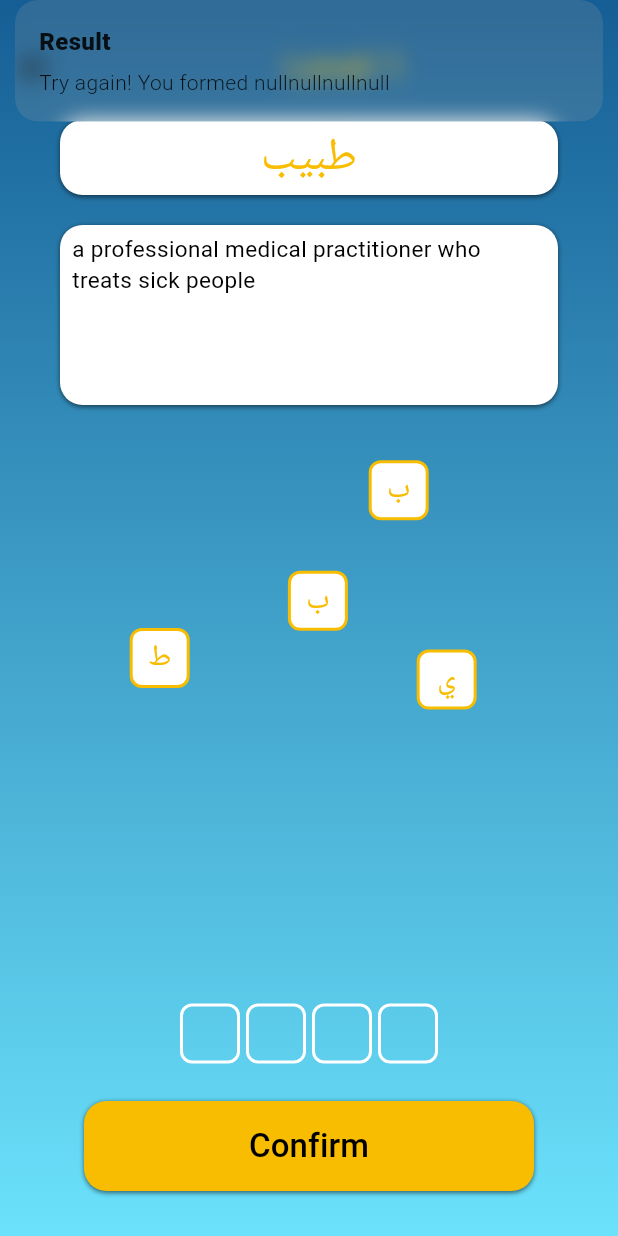
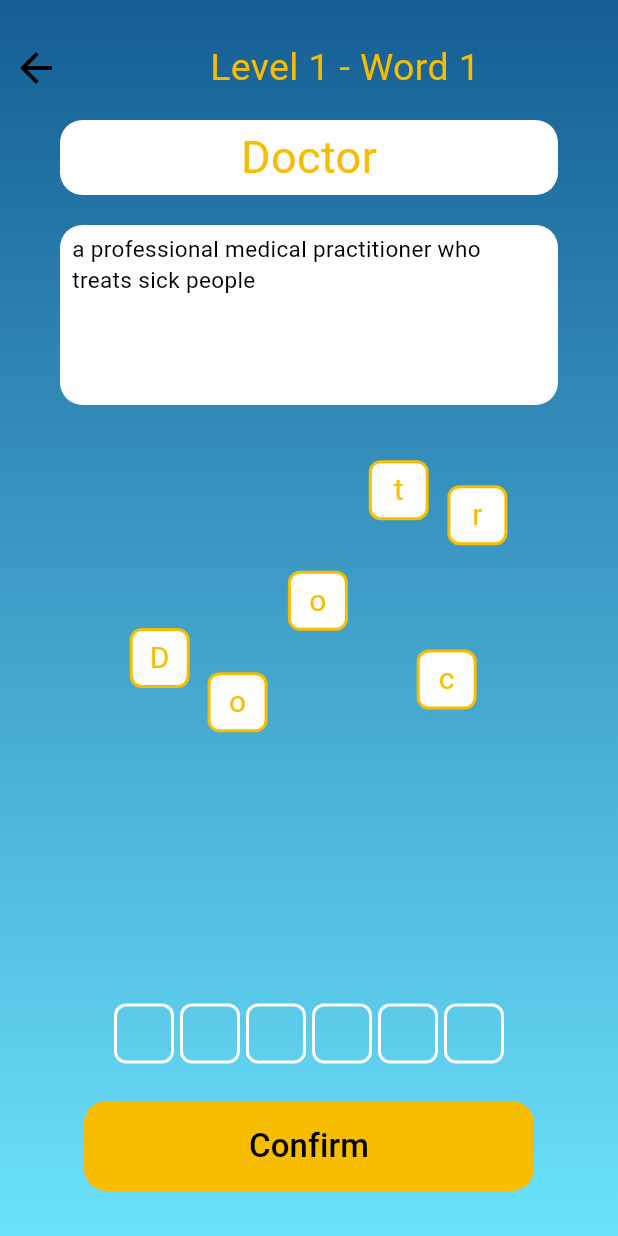
Before and after one commit to Yeezy97/word_search, a Flutter app: the WordGameScreen screen opened by its route, after a tap on "Confirm", on a phone screen of 412 x 824 dp. Run offline on Flutter 3.47's test engine with Material 3 defaults, Android fonts, the phone set to English and light mode, and no system bars; our stand-ins replace font_awesome_flutter, get.

Commit message:
font adjustments

```diff
--- a/lib/controllers/word_game_controller.dart
+++ b/lib/controllers/word_game_controller.dart
@@ -3,37 +3,61 @@ import 'package:flutter/material.dart';
 import 'package:get/get.dart';
 
 class WordGameController extends GetxController {
-  // The word to form.
-  final String word = 'طبيب';
+  // Define two levels (each level: 5 words)
+  final List<List<String>> levels = [
+    ['Doctor', 'Nurse', 'Hospital', 'Medicine', 'Patient'],
+    ['Stethoscope', 'Diagnosis', 'Pharmacy', 'Surgery', 'Ambulance'],
+  ];
 
-  // Dimensions for the letter containers.
+  // Track current level and current word index (both 0-based).
+  RxInt currentLevel = 0.obs;
+  RxInt currentWordIndex = 0.obs;
+
+  /// Convenience getter for the current word.
+  String get currentWord => levels[currentLevel.value][currentWordIndex.value];
+
+  // Dimensions for letter container.
   final double containerHeight = 210;
-  final double boxSize = 40; // smaller box size for both draggables & targets.
+  final double boxSize = 40;
   final double containerPadding = 8.0;
 
-  // Observable variables
-  // Holds the random positions for each letter
+  // Observables for draggable letters.
   RxList<Offset> letterPositions = <Offset>[].obs;
-  // Tracks if each letter has been placed (index-based)
   RxList<bool> isLetterPlaced = RxList<bool>();
-  // Contains the letters placed in the drop targets (null if not placed).
   RxList<String?> placedLetters = RxList<String?>();
+  // To remember which draggable (source index) was placed in each target.
+  RxList<int?> placedIndices = RxList<int?>();
+
+  // Observable to animate drag targets upon confirmation.
+  Rx<Color> targetBoxColor = Colors.transparent.obs;
+
+  // Flag to indicate the level has been completed.
+  RxBool levelCompleted = false.obs;
 
   @override
   void onInit() {
     super.onInit();
-    isLetterPlaced.value = List<bool>.filled(word.length, false);
-    placedLetters.value = List<String?>.filled(word.length, null);
+    initWord();
   }
 
-  /// Generates non-colliding random positions for the draggable letters.
+  /// Initializes the state for the current word.
+  void initWord() {
+    int len = currentWord.length;
+    isLetterPlaced.value = List<bool>.filled(len, false);
+    placedLetters.value = List<String?>.filled(len, null);
+    placedIndices.value = List<int?>.filled(len, null);
+    letterPositions.value = [];
+    levelCompleted.value = false;
+    targetBoxColor.value = Colors.transparent;
+  }
+
+  /// Generates non-colliding random positions for draggable letters.
   List<Offset> _generateNonCollidingPositions(
       int count,
       double containerWidth,
       double containerHeight,
       double boxSize,
-      double padding,
-      ) {
+      double padding) {
     List<Offset> positions = [];
     Random random = Random();
     double effectiveWidth = containerWidth - padding * 2;
@@ -56,10 +80,10 @@ class WordGameController extends GetxController {
     return positions;
   }
 
-  /// Call this method from your UI once you know the container's available width.
+  /// Generates letter positions for the current word.
   void generatePositions(double containerWidth) {
     letterPositions.value = _generateNonCollidingPositions(
-      word.length,
+      currentWord.length,
       containerWidth,
       containerHeight,
       boxSize,
@@ -67,33 +91,98 @@ class WordGameController extends GetxController {
     );
   }
 
-  /// Places a letter in the target slot.
+  /// Places a letter into a target slot.
   void placeLetter(int targetIndex, int sourceIndex) {
-    placedLetters[targetIndex] = word[sourceIndex];
+    placedLetters[targetIndex] = currentWord[sourceIndex];
+    placedIndices[targetIndex] = sourceIndex;
     isLetterPlaced[sourceIndex] = true;
     update();
   }
 
-  /// Returns the formed word.
-  String get formedWord => placedLetters.join();
-
-  /// Checks if the formed word matches the target word.
-  bool checkWord() {
-    return formedWord.toLowerCase() == word.toLowerCase();
+  /// Removes a letter from a target (e.g. on double tap).
+  void removeLetter(int targetIndex) {
+    int? sourceIndex = placedIndices[targetIndex];
+    if (sourceIndex != null) {
+      isLetterPlaced[sourceIndex] = false;
+      placedLetters[targetIndex] = null;
+      placedIndices[targetIndex] = null;
+      update();
+    }
+  }
+  /// Automatically places the letter from [sourceIndex] into the first available target slot.
+  void autoPlaceLetter(int sourceIndex) {
+    // If already placed, do nothing.
+    if (isLetterPlaced[sourceIndex]) return;
+    // Find the first empty target slot.
+    int targetIndex = placedLetters.indexWhere((element) => element == null);
+    if (targetIndex != -1) {
+      placeLetter(targetIndex, sourceIndex);
+    }
   }
 
-  /// Resets the game state so that all draggable letters are restored.
-  void resetGame(double containerWidth) {
-    isLetterPlaced.value = List<bool>.filled(word.length, false);
-    placedLetters.value = List<String?>.filled(word.length, null);
-    // Generate new positions (or use the same positions if desired).
-    letterPositions.value = _generateNonCollidingPositions(
-      word.length,
-      containerWidth,
-      containerHeight,
-      boxSize,
-      containerPadding,
-    );
+  /// Returns true if every target slot is filled.
+  bool isWordComplete() {
+    return !placedLetters.contains(null);
+  }
+
+  /// Checks whether the formed word matches the current word.
+  bool checkWord() {
+    return placedLetters.join().toLowerCase() == currentWord.toLowerCase();
+  }
+
+  /// Verifies the word and animates the target boxes.
+  Future<void> confirmWord(double containerWidth) async {
+    if (!isWordComplete()) return;
+    if (checkWord()) {
+      targetBoxColor.value = Colors.green;
+      await Future.delayed(const Duration(milliseconds: 500));
+      if (currentWordIndex.value < levels[currentLevel.value].length - 1) {
+        currentWordIndex.value++;
+        initWord();
+        generatePositions(containerWidth);
+      } else {
+        levelCompleted.value = true;
+      }
+      targetBoxColor.value = Colors.transparent;
+      update();
+    } else {
+      targetBoxColor.value = Colors.red;
+      await Future.delayed(const Duration(milliseconds: 500));
+      resetCurrentWord(containerWidth);
+      targetBoxColor.value = Colors.transparent;
+      update();
+    }
+  }
+
+  /// Resets the current word (clearing placements).
+  void resetCurrentWord(double containerWidth) {
+    initWord();
+    generatePositions(containerWidth);
     update();
   }
+
+  /// Resets the current level (starting at word 1).
+  void resetLevel(double containerWidth) {
+    currentWordIndex.value = 0;
+    levelCompleted.value = false;
+    initWord();
+    generatePositions(containerWidth);
+    update();
+  }
+
+  /// Advances to the next level if available.
+  void nextLevel(double containerWidth) {
+    if (currentLevel.value < levels.length - 1) {
+      currentLevel.value++;
+      currentWordIndex.value = 0;
+      levelCompleted.value = false;
+      initWord();
+      generatePositions(containerWidth);
+      update();
+    } else {
+      // Optionally handle end-of-game.
+    }
+  }
+
+  String get formedWord => placedLetters.join();
 }
--- a/lib/views/screens/word_game_screen.dart
+++ b/lib/views/screens/word_game_screen.dart
@@ -6,7 +6,7 @@ import 'package:word_search/controllers/word_game_controller.dart';
 class WordGameScreen extends StatelessWidget {
   const WordGameScreen({Key? key}) : super(key: key);
 
-  /// Helper method to build a letter box widget.
+  /// Returns a widget for a single letter box.
   Widget _buildLetter(String letter, double boxSize) {
     return Container(
       width: boxSize,
@@ -27,16 +27,44 @@ class WordGameScreen extends StatelessWidget {
 
   @override
   Widget build(BuildContext context) {
-    final navigationController = Get.find<NavigationController>();
+    final NavigationController navigationController = Get.find<NavigationController>();
     final WordGameController controller = Get.put(WordGameController());
+    final double screenWidth = MediaQuery.of(context).size.width;
+    final double containerWidth = screenWidth - 80; // accounting for horizontal margins
 
-    // Calculate available container width based on screen width and margins.
-    double screenWidth = MediaQuery.of(context).size.width;
-    double containerWidth = screenWidth - 80; // subtract horizontal margins
-
+    // Ensure letter positions are generated for the current word.
     if (controller.letterPositions.isEmpty) {
       controller.generatePositions(containerWidth);
     }
+
+    // Use a post-frame callback to show the level-complete dialog if needed.
+    WidgetsBinding.instance.addPostFrameCallback((_) {
+      if (controller.levelCompleted.value) {
+        Get.dialog(
+          AlertDialog(
+            title: Text('You finished level ${controller.currentLevel.value + 1}'),
+            content: const Text('Choose an option:'),
+            actions: [
+              TextButton(
+                onPressed: () {
+                  Get.back();
+                  controller.resetLevel(containerWidth);
+                },
+                child: const Text('Reset Level'),
+              ),
+              TextButton(
+                onPressed: () {
+                  Get.back();
+                  controller.nextLevel(containerWidth);
+                },
+                child: const Text('Next Level'),
+              ),
+            ],
+          ),
+        );
+        controller.levelCompleted.value = false;
+      }
+    });
 
     return SafeArea(
       child: Scaffold(
@@ -50,11 +78,14 @@ class WordGameScreen extends StatelessWidget {
               end: Alignment.bottomCenter,
             ),
           ),
-          child: Padding(
+          child: Stack(
+            children: [
+              // Main content column.
+              Padding(
                 padding: const EdgeInsets.symmetric(vertical: 20),
                 child: Column(
                   children: [
-                // Top Bar (fixed height).
+                    // Top Bar with back button and level-word info.
                     SizedBox(
                       height: 50,
                       child: Row(
@@ -62,28 +93,21 @@ class WordGameScreen extends StatelessWidget {
                         children: [
                           IconButton(
                             onPressed: () {
-                          // Show confirmation dialog before navigating back.
                               Get.dialog(
                                 AlertDialog(
                                   title: const Text('Confirm'),
                                   content: const Text(
-                                  'Are you sure you want to go back to menu screen?\nCurrent level progress will not be saved.'
+                                    'Are you sure you want to go back to menu screen?\nCurrent level progress will not be saved.',
                                   ),
                                   actions: [
                                     TextButton(
-                                  onPressed: () {
-                                    // Simply close the dialog if the answer is No.
-                                    Get.back();
-                                  },
+                                      onPressed: () => Get.back(),
                                       child: const Text('No'),
                                     ),
                                     TextButton(
                                       onPressed: () {
-                                    // Close the dialog first.
                                         Get.back();
-                                    // Then navigate back to the menu screen.
                                         navigationController.navigateTo('/menuScreen');
-                                    // Alternatively, you can use Get.offNamed('/menu') if you want to replace the current screen.
                                       },
                                       child: const Text('Yes'),
                                     ),
@@ -93,15 +117,15 @@ class WordGameScreen extends StatelessWidget {
                             },
                             icon: const Icon(Icons.arrow_back_outlined, size: 32),
                           ),
-                      const Text(
-                        'Level 1',
-                        style: TextStyle(color: Color(0xFFF8BD00), fontSize: 25),
-                      ),
+                          Obx(() => Text(
+                            'Level ${controller.currentLevel.value + 1} - Word ${controller.currentWordIndex.value + 1}',
+                            style: const TextStyle(color: Color(0xFFF8BD00), fontSize: 25),
+                          )),
                           const SizedBox(),
                         ],
                       ),
                     ),
-                // Displayed Word Container (fixed height).
+                    // Displayed Word Container.
                     Container(
                       width: screenWidth,
                       height: 50,
@@ -109,22 +133,15 @@ class WordGameScreen extends StatelessWidget {
                       decoration: BoxDecoration(
                         borderRadius: BorderRadius.circular(15),
                         color: Colors.white,
-                      boxShadow: [
-                        BoxShadow(
-                            color: Colors.black54,
-                            offset: Offset(0.0, 1.0),
-                            blurRadius: 2
-                        )
-                      ]
                       ),
                       child: Center(
-                    child: Text(
-                      controller.word,
+                        child: Obx(() => Text(
+                          controller.currentWord,
                           style: const TextStyle(fontSize: 30, color: Color(0xFFF8BD00)),
+                        )),
                       ),
                     ),
-                ),
-                // Clue Container (fixed height).
+                    // Clue Container.
                     Container(
                       width: screenWidth,
                       height: 120,
@@ -133,28 +150,26 @@ class WordGameScreen extends StatelessWidget {
                       decoration: BoxDecoration(
                         borderRadius: BorderRadius.circular(15),
                         color: Colors.white,
-                      boxShadow: [
-                        BoxShadow(
-                            color: Colors.black54,
-                            offset: Offset(0.0, 1.0),
-                            blurRadius: 2
-                        )
-                      ]
                       ),
                       child: const Text(
                         'a professional medical practitioner who treats sick people',
                         style: TextStyle(fontSize: 15),
                       ),
                     ),
-                // Random Letter Container (Expanded to take remaining space).
+                    // Draggable Letters Container.
                     Expanded(
                       flex: 1,
-                  child: Container(
+                      child: Obx(() {
+                        if (controller.letterPositions.length != controller.currentWord.length) {
+                          controller.generatePositions(containerWidth);
+                          return Container();
+                        }
+                        return Container(
                           margin: const EdgeInsets.symmetric(horizontal: 40, vertical: 10),
                           padding: EdgeInsets.all(controller.containerPadding),
                           width: containerWidth,
                           child: Stack(
-                      children: List.generate(controller.word.length, (index) {
+                            children: List.generate(controller.currentWord.length, (index) {
                               return Positioned(
                                 left: controller.letterPositions[index].dx,
                                 top: controller.letterPositions[index].dy,
@@ -164,35 +179,49 @@ class WordGameScreen extends StatelessWidget {
                                   }
                                   return Draggable<int>(
                                     data: index,
-                              feedback: _buildLetter(controller.word[index], controller.boxSize),
+                                    feedback: _buildLetter(controller.currentWord[index], controller.boxSize),
                                     childWhenDragging: Container(
                                       width: controller.boxSize,
                                       height: controller.boxSize,
                                       color: Colors.transparent,
                                     ),
-                              child: _buildLetter(controller.word[index], controller.boxSize),
+                                    child: GestureDetector(
+                                      onDoubleTap: () {
+                                        // Auto-place letter on double tap.
+                                        controller.autoPlaceLetter(index);
+                                      },
+                                      child: _buildLetter(controller.currentWord[index], controller.boxSize),
+                                    ),
                                   );
                                 }),
                               );
                             }),
                           ),
+                        );
+                      }),
                     ),
-                ),
-                // Drag Targets for letters using a Wrap.
-                Container(
+                    // Drag Targets Container.
+                    Obx(() {
+                      if (controller.placedLetters.length != controller.currentWord.length) {
+                        controller.initWord();
+                        controller.generatePositions(containerWidth);
+                        return Container();
+                      }
+                      return Container(
                         margin: const EdgeInsets.symmetric(vertical: 10, horizontal: 10),
                         padding: const EdgeInsets.symmetric(vertical: 5, horizontal: 5),
                         width: containerWidth,
-                  child: Directionality(
-                    textDirection: Get.locale?.languageCode == 'ar'
-                    ? TextDirection.rtl
-                    : TextDirection.ltr,
                         child: Wrap(
                           spacing: 4,
                           runSpacing: 4,
                           alignment: WrapAlignment.center,
-                      children: List.generate(controller.word.length, (targetIndex) {
-                        return DragTarget<int>(
+                          children: List.generate(controller.currentWord.length, (targetIndex) {
+                            return GestureDetector(
+                              onDoubleTap: () {
+                                // Remove placed letter via double tap.
+                                controller.removeLetter(targetIndex);
+                              },
+                              child: DragTarget<int>(
                                 onWillAcceptWithDetails: (details) =>
                                 controller.placedLetters[targetIndex] == null,
                                 onAcceptWithDetails: (details) {
@@ -200,28 +229,30 @@ class WordGameScreen extends StatelessWidget {
                                   controller.placeLetter(targetIndex, sourceIndex);
                                 },
                                 builder: (context, candidateData, rejectedData) {
-                            return Container(
+                                  return Obx(() => AnimatedContainer(
+                                    duration: const Duration(milliseconds: 500),
+                                    curve: Curves.easeInOut,
                                     width: controller.boxSize,
                                     height: controller.boxSize,
                                     decoration: BoxDecoration(
+                                      color: controller.targetBoxColor.value,
                                       border: Border.all(color: Colors.white, width: 2),
                                       borderRadius: BorderRadius.circular(8),
                                     ),
                                     alignment: Alignment.center,
-                              child: Obx(
-                                    () => Text(
+                                    child: Text(
                                       controller.placedLetters[targetIndex] ?? '',
                                       style: const TextStyle(fontSize: 20, color: Colors.black),
                                     ),
+                                  ));
+                                },
                               ),
-                            );
-                          },
                             );
                           }),
                         ),
-                  ),
-                ),
-                // Confirm Button (fixed height).
+                      );
+                    }),
+                    // Confirm Button.
                     Container(
                       margin: const EdgeInsets.symmetric(vertical: 10, horizontal: 40),
                       padding: const EdgeInsets.symmetric(vertical: 5, horizontal: 5),
@@ -230,24 +261,10 @@ class WordGameScreen extends StatelessWidget {
                       decoration: BoxDecoration(
                         borderRadius: BorderRadius.circular(15),
                         color: const Color(0xFFF8BD00),
-                    boxShadow: [
-                      BoxShadow(
-                        color: Colors.black54,
-                        offset: Offset(0.0, 1.0),
-                        blurRadius: 2
-                      )
-                    ]
                       ),
                       child: TextButton(
                         onPressed: () {
-                      if (controller.checkWord()) {
-                        Get.snackbar("Result", "Correct!");
-                      } else {
-                        Get.snackbar("Result",
-                            "Try again! You formed ${controller.formedWord}");
-                        // Reset game state when the answer is wrong.
-                        controller.resetGame(containerWidth);
-                      }
+                          controller.confirmWord(containerWidth);
                         },
                         child: const Text(
                           'Confirm',
@@ -258,6 +275,41 @@ class WordGameScreen extends StatelessWidget {
                   ],
                 ),
               ),
+              // The following Obx watches the levelCompleted flag.
+              // When true, it triggers a dialog via a Future.microtask.
+              Obx(() {
+                if (controller.levelCompleted.value) {
+                  Future.microtask(() {
+                    Get.dialog(
+                      AlertDialog(
+                        title: Text('You finished level ${controller.currentLevel.value + 1}'),
+                        content: const Text('Choose an option:'),
+                        actions: [
+                          TextButton(
+                            onPressed: () {
+                              Get.back(); // Close dialog.
+                              controller.resetLevel(containerWidth);
+                            },
+                            child: const Text('Reset Level'),
+                          ),
+                          TextButton(
+                            onPressed: () {
+                              Get.back(); // Close dialog.
+                              controller.nextLevel(containerWidth);
+                            },
+                            child: const Text('Next Level'),
+                          ),
+                        ],
+                      ),
+                    );
+                    // Reset the flag so dialog shows only once.
+                    controller.levelCompleted.value = false;
+                  });
+                }
+                return const SizedBox.shrink();
+              }),
+            ],
+          ),
         ),
       ),
     );
--- a/pubspec.yaml
+++ b/pubspec.yaml
@@ -64,6 +64,11 @@ flutter:
     - assets/images/
   #   - images/a_dot_burr.jpeg
   #   - images/a_dot_ham.jpeg
+  fonts:
+    - family: Rockwell
+      fonts:
+        - asset: assets/fonts/ROCK.TTF
+
 
   # An image asset can refer to one or more resolution-specific "variants", see
   # https://flutter.dev/to/resolution-aware-images
```
Also changed, not shown: assets/fonts/ROCK.TTF (added), assets/fonts/Rockwell-Bold.ttf (added). Lines whose indentation alone changed are shown as unchanged.
